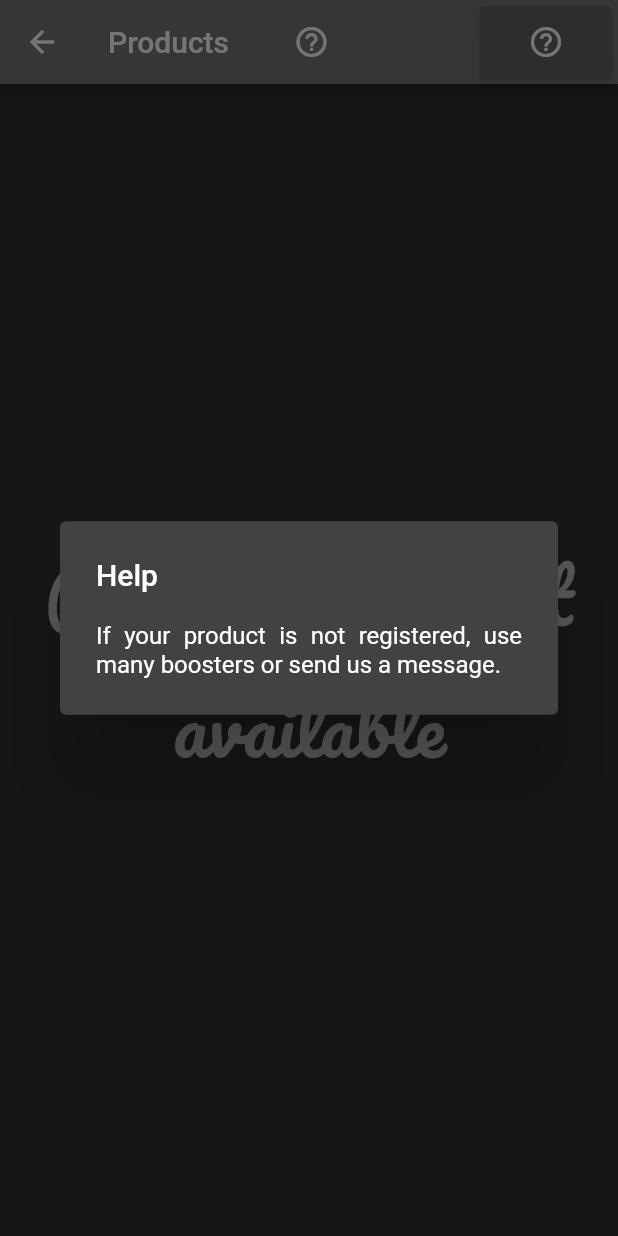
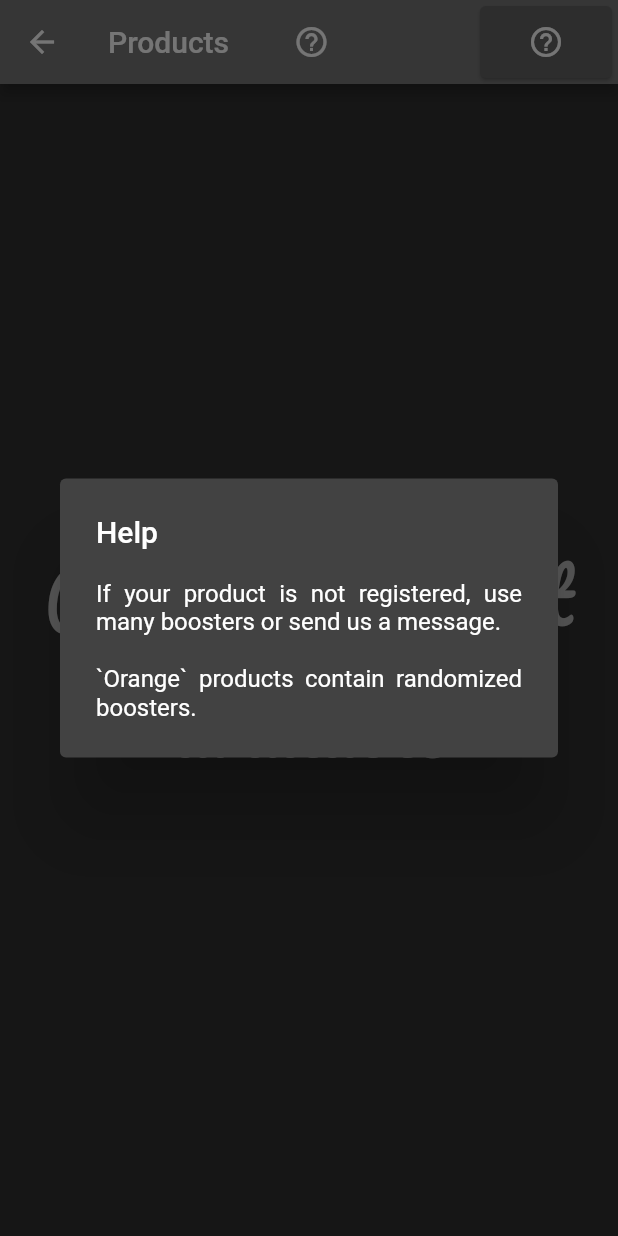
Before and after one commit to Rominitch/Statitik, a Flutter app: the ProductPage screen opened directly with empty values, after a tap on the "help outline" icon, on a phone screen of 412 x 824 dp. Run offline on Flutter 3.47's test engine with Material 2 defaults, Android fonts, the phone set to English and light mode, and no system bars; drawn by our look-alikes of cached_network_image; our stand-ins replace firebase_auth, firebase_core, fl_chart, google_sign_in, percent_indicator, shared_preferences and 1 more; missing offline and left inert: mysql1; accounts and stored records are empty; network calls fail; project files that could hold a hidden picture were left out.

```diff
--- a/lib/screen/stats/stats.dart
+++ b/lib/screen/stats/stats.dart
@@ -78,6 +78,7 @@ class _StatsPageState extends State<StatsPage> {
                 ? (widget.stats.nbBoosters > 0 ? buildStatsView()
                 : Container( child: Center(child: Text(StatitikLocale.of(context).read('S_B1')),)))
                 : Container( child: Center(child: Text(StatitikLocale.of(context).read('S_B2')),)),
+                if(widget.stats == null) Image(image: AssetImage('assets/press/Arrozard.png')),
               ],
             ),
           )
--- a/lib/screen/tirage/draw_connexion.dart
+++ b/lib/screen/tirage/draw_connexion.dart
@@ -32,6 +32,7 @@ class _DrawHomePageState extends State<DrawHomePage> {
               children: [
                 Text(StatitikLocale.of(context).read('DC_B0')),
                 Expanded(child: SizedBox()),
+                Image(image: AssetImage('assets/press/Zeraora.png')),
                 Card( color: greenValid, child: FlatButton(child: Text(StatitikLocale.of(context).read('DC_B1'), style: TextStyle(color: Colors.grey[800]) ),
                   onPressed: () {
                     Navigator.push(context, MaterialPageRoute(builder: (context) => LanguagePage(afterSelected: goToProductPage)));
--- a/lib/screen/tirage/tirage_produit.dart
+++ b/lib/screen/tirage/tirage_produit.dart
@@ -32,6 +32,7 @@ class _ProductPageState extends State<ProductPage> {
       for(Product prod in products[id]) {
         productFound = true;
         productCard.add(Card(
+            color: prod.color,
             child: FlatButton(
               padding: const EdgeInsets.all(8.0),
               child: Column(
--- a/lib/services/internationalization.dart
+++ b/lib/services/internationalization.dart
@@ -69,7 +69,9 @@ class StatitikLocale {
       'TB_B1': 'Example: card\'s number is not correct',
       'TP_T0': 'Products',
       'TP_B0': 'Products are not available',
-      'TP_B1': 'If your product is not registered, use many boosters or send us a message.',
+      'TP_B1': '''If your product is not registered, use many boosters or send us a message.
+
+`Orange` products contain randomized boosters.''',
       'TR_B0': 'Error of product creation',
       'TR_B1': 'Registration validated',
       'TR_B2': 'Thanks for your contribution !',
@@ -146,7 +148,9 @@ Images and illustrations used are the property of their respective authors.
       'TB_B1': 'Exemple: le nombre de cartes n\'est pas correct',
       'TP_T0': 'Produits',
       'TP_B0': 'Aucun produit n\'est disponible',
-      'TP_B1': 'Si votre produit n\'est pas référencé, utiliser plusieurs boosters ou signaler-le nous.',
+      'TP_B1': '''Si votre produit n\'est pas référencé, utiliser plusieurs boosters ou signaler-le nous.
+
+Les produits `oranges` possèdent des boosters aléatoires.''',
       'TR_B0': 'Erreur de création du produit',
       'TR_B1': 'Enregistrement validé',
       'TR_B2': 'Merci pour votre participation !',
--- a/lib/services/models.dart
+++ b/lib/services/models.dart
@@ -305,9 +305,10 @@ class SubExtension
   String icon;
   List<PokeCard> cards = [];
   int    idExtension;
+  int    year;
   bool   validCard = true;
 
-  SubExtension({ this.id, this.name, this.icon, this.idExtension });
+  SubExtension({ this.id, this.name, this.icon, this.idExtension, this.year });
 
   void extractCard(String code)
   {
@@ -357,8 +358,9 @@ class Product
   String name;
   String imageURL;
   Map boosters;
+  Color color;
 
-  Product({this.idDB, this.name, this.imageURL, this.boosters});
+  Product({this.idDB, this.name, this.imageURL, this.boosters, this.color});
 
   CachedNetworkImage image()
   {
--- a/pubspec.yaml
+++ b/pubspec.yaml
@@ -15,7 +15,7 @@ publish_to: 'none' # Remove this line if you wish to publish to pub.dev
 # In iOS, build-name is used as CFBundleShortVersionString while build-number used as CFBundleVersion.
 # Read more about iOS versioning at
 # https://developer.apple.com/library/archive/documentation/General/Reference/InfoPlistKeyReference/Articles/CoreFoundationKeys.html
-version: 0.3.2+15
+version: 0.3.3+16
 
 environment:
   sdk: ">=2.10.0 <3.0.0"
@@ -88,6 +88,8 @@ flutter:
     - assets/energie/obscure.png
     - assets/energie/combat.png
     - assets/energie/psy.png
+    - assets/press/Arrozard.png
+    - assets/press/Zeraora.png
 
   # An image asset can refer to one or more resolution-specific "variants", see
   # https://flutter.dev/assets-and-images/#resolution-aware.
```
Also changed, not shown: lib/services/environment.dart (+13 -10 lines).
